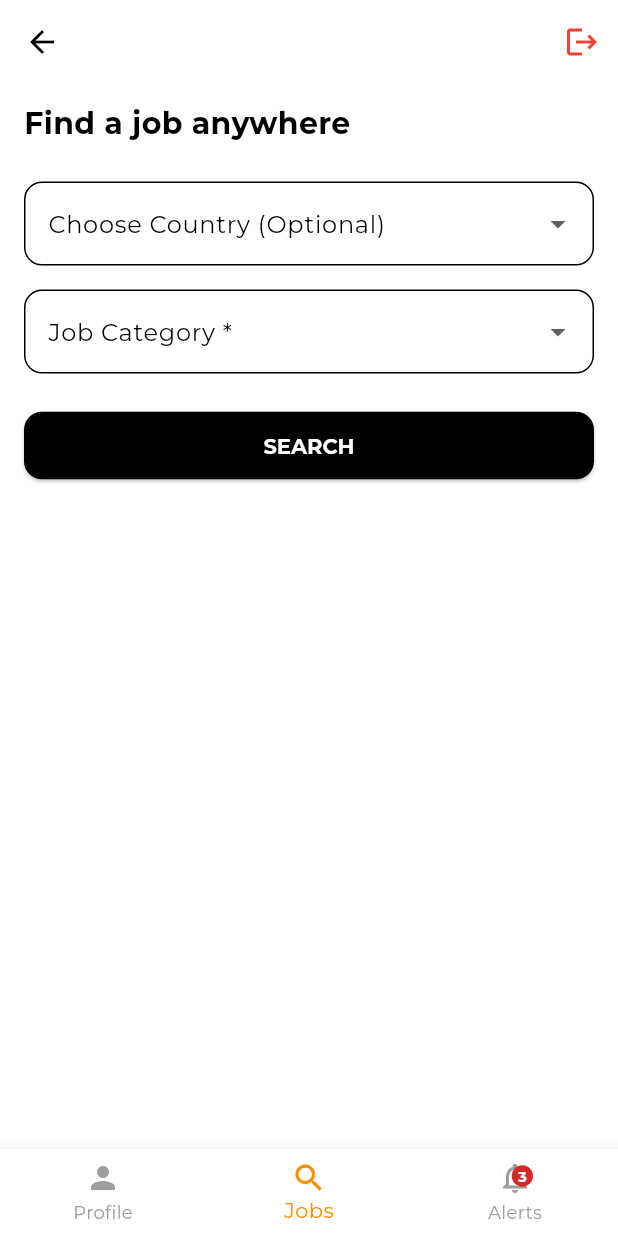
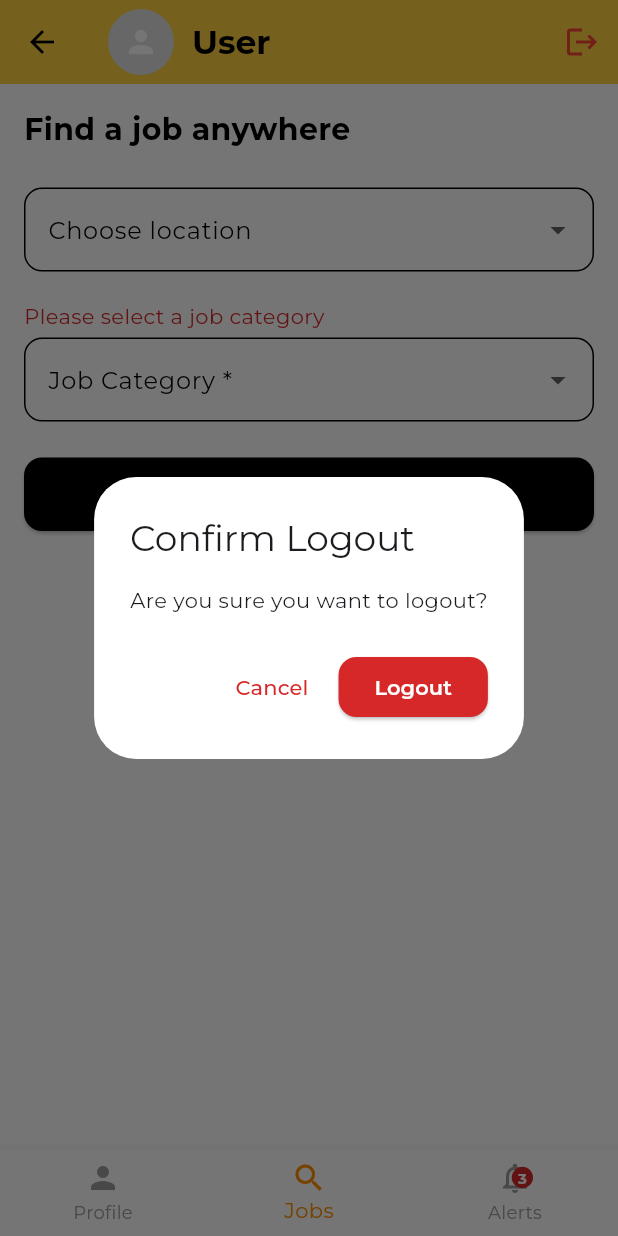
Before and after one commit to jobpopapp/jobpop1, a Flutter app: the JobListScreen screen opened by its route, after a tap on the "logout" icon, on a phone screen of 412 x 824 dp. Run offline on Flutter 3.47's test engine with Material 3 defaults, Android fonts, the light colour scheme and no system bars; our stand-ins replace google_fonts, supabase_flutter; accounts and stored records are empty.

Commit message:
sign up with google auth works very well, logout works well, jobs listed well but not dynamic. font size of jobs listed is 12 but looks small. 28-June-2025

```diff
--- a/lib/screens/job_list_screen.dart
+++ b/lib/screens/job_list_screen.dart
@@ -11,27 +11,66 @@ class JobListScreen extends StatefulWidget {
 
 class _JobListScreenState extends State<JobListScreen> {
   final supabase = Supabase.instance.client;
-  String username = 'Loading...';
-  int newJobsCount = 3; // Replace with dynamic Supabase query as needed
+  String username = '';
+  String? userEmail;
+  String? userPhone;
+  String? profilePhotoUrl;
+  int newJobsCount = 3; // Replace with actual logic if needed
 
   @override
   void initState() {
     super.initState();
-    fetchUserName();
-    // fetchNewJobsCount(); // Optional: implement job counting logic
+    fetchUserProfile();
   }
 
-  Future<void> fetchUserName() async {
+  Future<void> fetchUserProfile() async {
     final user = supabase.auth.currentUser;
     if (user != null) {
-      final response = await supabase
-          .from('users')
-          .select('name')
+      final profile = await supabase
+          .from('profiles')
+          .select()
           .eq('id', user.id)
-          .single();
+          .maybeSingle();
       setState(() {
-        username = response['name'] ?? 'User';
+        username = profile?['username'] ?? 'User';
+        userEmail = profile?['email'] ?? '';
+        userPhone = profile?['phone'] ?? '';
+        // Prefer Google avatar if available, else use profile table
+        profilePhotoUrl =
+            user.userMetadata?['avatar_url'] ?? profile?['profile_photo_url'];
       });
+    }
+  }
+
+  Future<void> _confirmAndLogout() async {
+    final confirm = await showDialog<bool>(
+      context: context,
+      builder: (context) => AlertDialog(
+        title: const Text('Confirm Logout'),
+        content: const Text('Are you sure you want to logout?'),
+        actions: [
+          TextButton(
+            onPressed: () => Navigator.of(context).pop(false),
+            child: const Text('Cancel'),
+          ),
+          ElevatedButton(
+            onPressed: () => Navigator.of(context).pop(true),
+            child: const Text('Logout'),
+          ),
+        ],
+      ),
+    );
+    if (confirm == true) {
+      await _logout();
+    }
+  }
+
+  Future<void> _logout() async {
+    await supabase.auth.signOut();
+    if (mounted) {
+      Navigator.of(context, rootNavigator: true)
+          .popUntil((route) => route.isFirst);
+      Navigator.pushReplacementNamed(context, '/');
     }
   }
 
@@ -40,39 +79,87 @@ class _JobListScreenState extends State<JobListScreen> {
     return Scaffold(
       backgroundColor: Colors.white,
       appBar: AppBar(
-        backgroundColor: Colors.white,
+        titleSpacing: 16,
+        backgroundColor: const Color(0xFFFFD23F), // Yellowish
         elevation: 0,
-        titleSpacing: 16,
-        title: Text(
-          username,
-          style: GoogleFonts.montserrat(
-              color: Colors.black, fontWeight: FontWeight.bold),
+        title: Row(
+          children: [
+            if (profilePhotoUrl != null && profilePhotoUrl!.isNotEmpty)
+              Padding(
+                padding: const EdgeInsets.only(right: 12),
+                child: CircleAvatar(
+                  radius: 22,
+                  backgroundImage: NetworkImage(profilePhotoUrl!),
+                  backgroundColor: Colors.grey[200],
+                ),
+              )
+            else
+              Padding(
+                padding: const EdgeInsets.only(right: 12),
+                child: CircleAvatar(
+                  radius: 22,
+                  backgroundColor: Colors.grey[300],
+                  child: Icon(Icons.person, color: Colors.white),
+                ),
+              ),
+            Expanded(
+              child: Column(
+                crossAxisAlignment: CrossAxisAlignment.start,
+                children: [
+                  Text(
+                    username.isNotEmpty ? username : 'User',
+                    style: GoogleFonts.montserrat(
+                      fontWeight: FontWeight.bold,
+                      color: Colors.black,
+                    ),
+                  ),
+                  if (userEmail != null && userEmail!.isNotEmpty)
+                    Text(
+                      userEmail!,
+                      style: GoogleFonts.montserrat(
+                        fontSize: 12,
+                        color: Colors.grey[700],
+                      ),
+                    ),
+                  if (userPhone != null && userPhone!.isNotEmpty)
+                    Text(
+                      userPhone!,
+                      style: GoogleFonts.montserrat(
+                        fontSize: 12,
+                        color: Colors.grey[700],
+                      ),
+                    ),
+                ],
+              ),
+            ),
+          ],
         ),
         actions: [
           IconButton(
+            onPressed: _confirmAndLogout,
             icon: const Icon(Icons.logout, color: Colors.red),
-            onPressed: () {
-              // TODO: logout logic
-            },
+            tooltip: 'Logout',
           ),
         ],
       ),
       body: Padding(
-        padding: const EdgeInsets.fromLTRB(16, 12, 16, 0),
+        padding: const EdgeInsets.fromLTRB(16, 16, 16, 8),
         child: Column(
           crossAxisAlignment: CrossAxisAlignment.start,
           children: [
             Text('Find a job anywhere',
                 style: GoogleFonts.montserrat(
-                    fontSize: 20,
-                    fontWeight: FontWeight.bold,
-                    color: Colors.black)),
+                  fontSize: 20,
+                  fontWeight: FontWeight.bold,
+                  color: Colors.black,
+                )),
             const SizedBox(height: 24),
             DropdownButtonFormField<String>(
               decoration: InputDecoration(
-                labelText: 'Choose Country (Optional)',
-                border:
-                    OutlineInputBorder(borderRadius: BorderRadius.circular(12)),
+                labelText: 'Choose location',
+                border: OutlineInputBorder(
+                  borderRadius: BorderRadius.circular(12),
+                ),
               ),
               items: const [
                 DropdownMenuItem(value: 'Uganda', child: Text('Uganda')),
@@ -80,17 +167,52 @@ class _JobListScreenState extends State<JobListScreen> {
               ],
               onChanged: (value) {},
             ),
-            const SizedBox(height: 16),
+            const SizedBox(height: 20),
+            const Align(
+              alignment: Alignment.centerLeft,
+              child: Text(
+                'Please select a job category',
+                style: TextStyle(color: Color(0xFFD62828)),
+              ),
+            ),
+            const SizedBox(height: 4),
             DropdownButtonFormField<String>(
               decoration: InputDecoration(
                 labelText: 'Job Category *',
-                border:
-                    OutlineInputBorder(borderRadius: BorderRadius.circular(12)),
+                border: OutlineInputBorder(
+                  borderRadius: BorderRadius.circular(12),
+                ),
               ),
-              items: const [
-                DropdownMenuItem(value: 'Education', child: Text('Education')),
-                DropdownMenuItem(value: 'Health', child: Text('Health')),
-                DropdownMenuItem(value: 'Other', child: Text('Other')),
+              items: [
+                _buildDropdownMenuItem('Domestic Work',
+                    'Domestic Work (Housekeeping, Nanny, Maid)'),
+                _buildDropdownMenuItem('Construction & Manual Labor',
+                    'Construction & Manual Labor'),
+                _buildDropdownMenuItem(
+                    'Security Services', 'Security Services (Guard, Bouncer)'),
+                _buildDropdownMenuItem('Driving & Transport',
+                    'Driving & Transport (Driver, Rider, Conductor)'),
+                _buildDropdownMenuItem('Hospitality & Tourism',
+                    'Hospitality & Tourism (Waiter, Chef, Hotel Staff)'),
+                _buildDropdownMenuItem(
+                    'Healthcare & Nursing', 'Healthcare & Nursing'),
+                _buildDropdownMenuItem(
+                    'Education & Teaching', 'Education & Teaching'),
+                _buildDropdownMenuItem('Sales & Retail',
+                    'Sales & Retail (Shop Attendant, Cashier)'),
+                _buildDropdownMenuItem(
+                    'Agriculture & Farming', 'Agriculture & Farming'),
+                _buildDropdownMenuItem(
+                    'Cleaning & Maintenance', 'Cleaning & Maintenance'),
+                _buildDropdownMenuItem('IT & Technical',
+                    'IT & Technical (Computer, Telecom, Engineering)'),
+                _buildDropdownMenuItem(
+                    'Office & Administration', 'Office & Administration'),
+                _buildDropdownMenuItem('Beauty & Personal Care',
+                    'Beauty & Personal Care (Salon, Barber, Spa)'),
+                _buildDropdownMenuItem('Artisan & Skilled Trades',
+                    'Artisan & Skilled Trades (Tailor, Carpenter, Mechanic)'),
+                _buildDropdownMenuItem('Other', 'Other'),
               ],
               onChanged: (value) {},
             ),
@@ -98,30 +220,32 @@ class _JobListScreenState extends State<JobListScreen> {
             SizedBox(
               width: double.infinity,
               child: ElevatedButton(
+                onPressed: () {
+                  // Trigger job search
+                },
                 style: ElevatedButton.styleFrom(
                   backgroundColor: Colors.black,
+                  padding: const EdgeInsets.symmetric(vertical: 16),
                   shape: RoundedRectangleBorder(
-                      borderRadius: BorderRadius.circular(12)),
-                  padding: const EdgeInsets.symmetric(vertical: 14),
+                    borderRadius: BorderRadius.circular(12),
+                  ),
                 ),
-                onPressed: () {
-                  // TODO: trigger job search
-                },
                 child: Text('SEARCH',
                     style: GoogleFonts.montserrat(
-                        color: Colors.white, fontWeight: FontWeight.bold)),
+                        fontWeight: FontWeight.bold, color: Colors.white)),
               ),
             ),
           ],
         ),
       ),
       bottomNavigationBar: BottomNavigationBar(
+        type: BottomNavigationBarType.fixed,
+        currentIndex: 1,
+        onTap: (index) {
+          // Handle navigation between tabs
+        },
         selectedItemColor: Colors.amber[800],
         unselectedItemColor: Colors.grey,
-        currentIndex: 1,
-        onTap: (index) {
-          // TODO: Handle tab switching
-        },
         items: [
           const BottomNavigationBarItem(
               icon: Icon(Icons.person), label: 'Profile'),
@@ -134,11 +258,12 @@ class _JobListScreenState extends State<JobListScreen> {
                 if (newJobsCount > 0)
                   Positioned(
                     right: 0,
+                    top: 1,
                     child: Container(
                       padding: const EdgeInsets.all(4),
                       decoration: const BoxDecoration(
+                        shape: BoxShape.circle,
                         color: Color(0xFFD62828),
-                        shape: BoxShape.circle,
                       ),
                       child: Text(
                         '$newJobsCount',
@@ -158,4 +283,20 @@ class _JobListScreenState extends State<JobListScreen> {
       ),
     );
   }
+
+  // Helper for dropdown items with bottom border
+  DropdownMenuItem<String> _buildDropdownMenuItem(String value, String label) {
+    return DropdownMenuItem(
+      value: value,
+      child: Container(
+        decoration: const BoxDecoration(
+          border: Border(
+            bottom: BorderSide(color: Colors.grey, width: 0.5),
+          ),
+        ),
+        padding: const EdgeInsets.symmetric(vertical: 8),
+        child: Text(label, style: const TextStyle(fontSize: 12)),
+      ),
+    );
+  }
 }
--- a/lib/screens/login_screen.dart
+++ b/lib/screens/login_screen.dart
@@ -2,6 +2,7 @@ import 'package:flutter/material.dart';
 import 'package:google_fonts/google_fonts.dart';
 import 'package:supabase_flutter/supabase_flutter.dart';
 import 'package:supabase_flutter/supabase_flutter.dart' show OAuthProvider;
+import '../utils/password_hash.dart';
 
 class LoginScreen extends StatefulWidget {
   final VoidCallback? onToggleLanguage;
@@ -47,6 +48,7 @@ class _LoginScreenState extends State<LoginScreen> {
         OAuthProvider.google,
         redirectTo: 'https://jobpop.web.app/#/login',
       );
+      // The onAuthStateChange listener in initState will handle navigation after sign-in
     } catch (error) {
       print('Google sign-in failed: $error');
       ScaffoldMessenger.of(context).showSnackBar(
@@ -82,14 +84,14 @@ class _LoginScreenState extends State<LoginScreen> {
         return;
       }
       // Check password (hash and compare)
-      final hashedInput =
-          password; // TODO: hashPassword(password) if used in signup
+      final hashedInput = hashPassword(password); // Use the same hash as signup
       if (profile['password'] != hashedInput) {
         Navigator.of(context, rootNavigator: true).pop();
         _showErrorDialog('Incorrect password.');
         return;
       }
-      // Success: Navigate to job list
+      // Success: Set Supabase session manually for phone-only users
+      // Optionally, you can use a custom JWT or just allow access since you control navigation
       if (mounted) {
         Navigator.of(context, rootNavigator: true).pop();
         Navigator.pushReplacementNamed(context, '/job_list');
```
Also changed, not shown: 1 other file.
